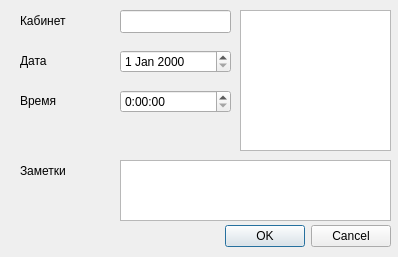
The window that addeventdialog.ui (group93492/equipment-reminder) describes before a commit, drawn with Qt 5.
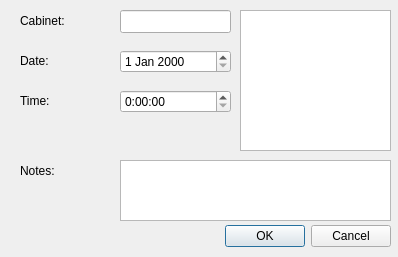
The same window after the commit.

```diff
--- a/addeventdialog.ui
+++ b/addeventdialog.ui
@@ -67,12 +67,12 @@
     <rect>
      <x>20</x>
      <y>10</y>
-     <width>56</width>
+     <width>91</width>
      <height>21</height>
     </rect>
    </property>
    <property name="text">
-    <string>Кабинет</string>
+    <string>Cabinet:</string>
    </property>
   </widget>
   <widget class="QLabel" name="date">
@@ -80,12 +80,12 @@
     <rect>
      <x>20</x>
      <y>50</y>
-     <width>56</width>
+     <width>91</width>
      <height>21</height>
     </rect>
    </property>
    <property name="text">
-    <string>Дата</string>
+    <string>Date:</string>
    </property>
   </widget>
   <widget class="QLabel" name="time">
@@ -93,12 +93,12 @@
     <rect>
      <x>20</x>
      <y>90</y>
-     <width>56</width>
+     <width>91</width>
      <height>21</height>
     </rect>
    </property>
    <property name="text">
-    <string>Время</string>
+    <string>Time:</string>
    </property>
   </widget>
   <widget class="QLabel" name="notes">
@@ -106,12 +106,12 @@
     <rect>
      <x>20</x>
      <y>160</y>
-     <width>56</width>
+     <width>91</width>
      <height>21</height>
     </rect>
    </property>
    <property name="text">
-    <string>Заметки</string>
+    <string>Notes:</string>
    </property>
   </widget>
   <widget class="QTextEdit" name="notesEdit">
```
